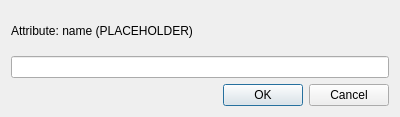
The window that src/admc/attribute_dialogs/string_attribute_dialog.ui (altlinux/admc) describes before a commit, drawn with Qt 5.
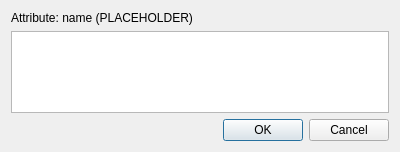
The same window after the commit.

```diff
--- a/src/admc/attribute_dialogs/string_attribute_dialog.ui
+++ b/src/admc/attribute_dialogs/string_attribute_dialog.ui
@@ -7,7 +7,7 @@
     <x>0</x>
     <y>0</y>
     <width>400</width>
-    <height>117</height>
+    <height>152</height>
    </rect>
   </property>
   <property name="windowTitle">
@@ -22,7 +22,7 @@
     </widget>
    </item>
    <item>
-    <widget class="QLineEdit" name="edit"/>
+    <widget class="QPlainTextEdit" name="edit"/>
    </item>
    <item>
     <widget class="QDialogButtonBox" name="button_box">
```
